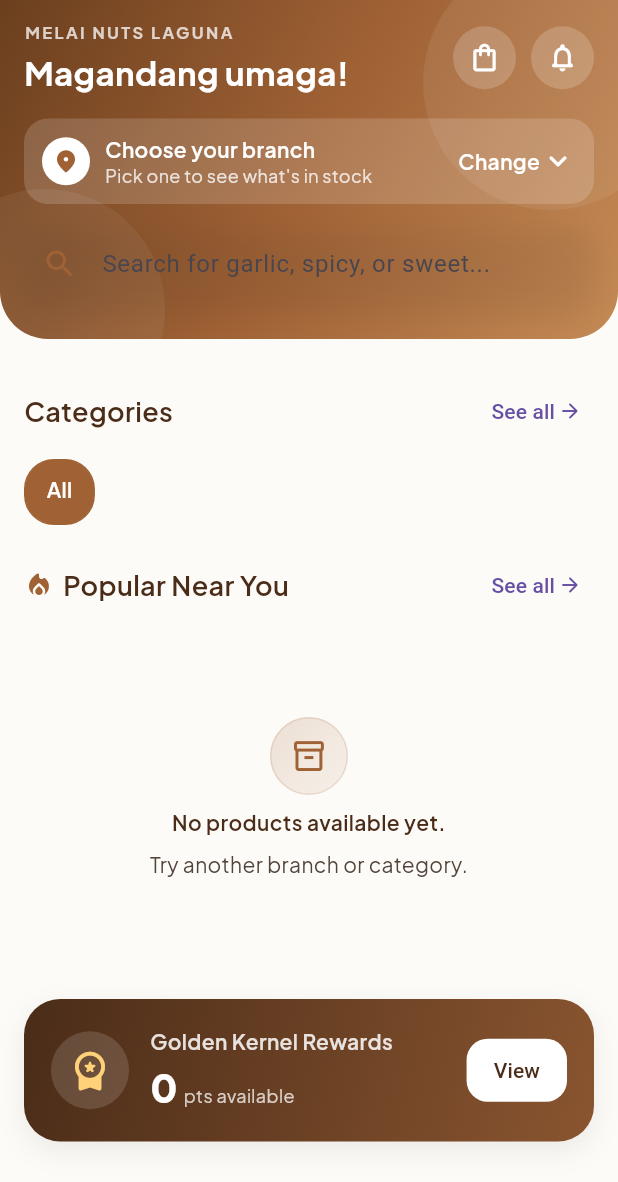
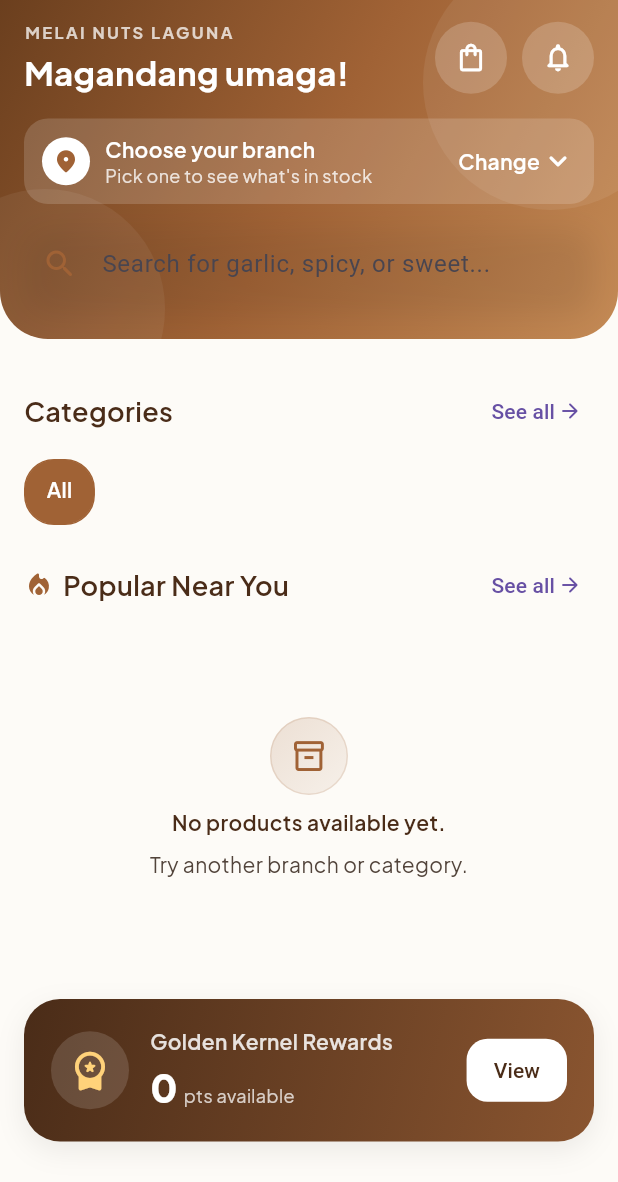
Before and after one commit to oquendocharles336-gif/Melai-Nuts, a Flutter app: the CustomerHomeScreen screen opened directly, on a phone screen of 412 x 824 dp. Shown: the top 1182 px of the screen. Run offline on Flutter 3.47's test engine with Material 3 defaults, Android fonts, the phone set to English and light mode, and no system bars; our stand-ins replace cloud_firestore, connectivity_plus, firebase_auth, firebase_core, firebase_crashlytics, firebase_messaging and 11 more; missing offline and left inert: firebase_app_check, mobile_scanner; accounts and stored records are empty; network calls fail.

Commit message:
Phase 4: WCAG AA colours (+test), 48dp tap targets in theme, tooltips/semantics on icon-only buttons

```diff
--- a/lib/core/theme/app_colors.dart
+++ b/lib/core/theme/app_colors.dart
@@ -27,21 +27,21 @@ class AppColors {
   static const Color secondaryBrown = Color(0xFF7B563F);
 
   // ---- Status / accents --------------------------------------------------
-  static const Color success = Color(0xFF387B44); // fresh leaf green
+  static const Color success = Color(0xFF33713E); // fresh leaf green, 4.5:1+ on every light surface
   static const Color successBg = Color(0xFFEAF3EC);
-  static const Color warning = Color(0xFFD9822B); // golden honey
+  static const Color warning = Color(0xFF91571C); // honey brown (was D9822B: 2.9:1 on white, failed WCAG AA; now 4.5:1+)
   static const Color warningBg = Color(0xFFFDF1E3);
-  static const Color error = Color(0xFFC23E3E);
+  static const Color error = Color(0xFFB43939); // 4.5:1+ also on errorBg
   static const Color errorBg = Color(0xFFFFDAD6);
 
   // ---- Neutrals / text -----------------------------------------------
   static const Color textPrimary = Color(0xFF201B15); // on-surface
-  static const Color textSecondary = Color(0xFF7D756D); // metadata / labels
+  static const Color textSecondary = Color(0xFF6B645D); // metadata / labels (WCAG AA 4.5:1 on every light surface)
   static const Color textMuted = Color(0xFF52443B); // on-surface-variant
 
   // ---- Role accent colors (used for badges/portals) --------------------
   static const Color roleOwner = Color(0xFFA06235);
   static const Color roleStaff = Color(0xFF7B563F);
   static const Color roleDelivery = Color(0xFF387B44);
-  static const Color roleCustomer = Color(0xFFD9822B);
+  static const Color roleCustomer = Color(0xFF91571C);
 }
--- a/lib/core/theme/app_theme.dart
+++ b/lib/core/theme/app_theme.dart
@@ -9,6 +9,8 @@ class AppTheme {
   static ThemeData light() {
     final base = ThemeData(
       useMaterial3: true,
+      // Accessibility: every control gets at least a 48 x 48 tap target.
+      materialTapTargetSize: MaterialTapTargetSize.padded,
       colorScheme: ColorScheme.fromSeed(
         seedColor: AppColors.primary,
         primary: AppColors.primary,
@@ -102,6 +104,8 @@ class AppTheme {
       ),
       textButtonTheme: TextButtonThemeData(
         style: TextButton.styleFrom(
+          // 48 x 48 minimum tap target (Material / WCAG 2.5.8).
+          minimumSize: const Size(48, 48),
           foregroundColor: AppColors.primary,
           textStyle: GoogleFonts.plusJakartaSans(
             fontSize: 14,
--- a/lib/features/auth/screens/login_screen.dart
+++ b/lib/features/auth/screens/login_screen.dart
@@ -287,7 +287,7 @@ class _LoginScreenState extends State<LoginScreen> {
                             size: 20,
                             color: AppColors.textSecondary,
                           ),
-                          suffixIcon: IconButton(
+                          suffixIcon: IconButton(tooltip: 'Show or hide password',
                             icon: Icon(
                               _passwordVisible
                                   ? Icons.visibility_outlined
--- a/lib/features/auth/screens/reset_password_screen.dart
+++ b/lib/features/auth/screens/reset_password_screen.dart
@@ -158,7 +158,7 @@ class _ResetPasswordScreenState extends State<ResetPasswordScreen> {
                     size: 20,
                     color: AppColors.textSecondary,
                   ),
-                  suffixIcon: IconButton(
+                  suffixIcon: IconButton(tooltip: 'Show or hide password',
                     icon: Icon(
                       _passwordVisible
                           ? Icons.visibility_outlined
@@ -186,7 +186,7 @@ class _ResetPasswordScreenState extends State<ResetPasswordScreen> {
                     mainAxisSize: MainAxisSize.min,
                     children: [
                       if (_match) const Icon(Icons.check_circle, color: AppColors.success),
-                      IconButton(
+                      IconButton(tooltip: 'Show or hide password',
                         icon: Icon(
                           _confirmVisible
                               ? Icons.visibility_outlined
--- a/lib/features/customer/screens/customer_home_screen.dart
+++ b/lib/features/customer/screens/customer_home_screen.dart
@@ -140,11 +140,19 @@ class _CustomerHomeScreenState extends State<CustomerHomeScreen> {
   }
 
   Widget _headerIconButton({
+    required String tooltip,
     required IconData icon,
     required VoidCallback onPressed,
     required int badgeCount,
   }) {
-    return Badge(
+    final label = badgeCount > 0 ? '$tooltip, $badgeCount new' : tooltip;
+    return Tooltip(
+      message: tooltip,
+      child: Semantics(
+        button: true,
+        label: label,
+        excludeSemantics: true,
+        child: Badge(
       label: Text(badgeCount.toString()),
       isLabelVisible: badgeCount > 0,
       backgroundColor: AppColors.warning,
@@ -156,9 +164,11 @@ class _CustomerHomeScreenState extends State<CustomerHomeScreen> {
           customBorder: const CircleBorder(),
           onTap: onPressed,
           child: Padding(
-            padding: const EdgeInsets.all(10),
+            padding: const EdgeInsets.all(13), // 48 x 48 tap target
             child: Icon(icon, color: Colors.white, size: 22),
           ),
+        ),
+      ),
         ),
       ),
     );
@@ -234,7 +244,7 @@ class _CustomerHomeScreenState extends State<CustomerHomeScreen> {
                       ),
                       ListenableBuilder(
                         listenable: CartController.instance,
-                        builder: (context, _) => _headerIconButton(
+                        builder: (context, _) => _headerIconButton(tooltip: 'Cart',
                           icon: Icons.shopping_bag_outlined,
                           badgeCount: CartController.instance.itemCount,
                           onPressed: () => Navigator.of(context).push(
@@ -243,7 +253,7 @@ class _CustomerHomeScreenState extends State<CustomerHomeScreen> {
                         ),
                       ),
                       const SizedBox(width: 10),
-                      _headerIconButton(
+                      _headerIconButton(tooltip: 'Notifications',
                         icon: Icons.notifications_none_rounded,
                         badgeCount: unreadCount,
                         onPressed: () => Navigator.of(context).pushNamed(AppRoutes.notificationCenter),
--- a/lib/features/customer/screens/edit_profile_screen.dart
+++ b/lib/features/customer/screens/edit_profile_screen.dart
@@ -98,7 +98,7 @@ class _EditProfileScreenState extends State<EditProfileScreen> {
     return Scaffold(
       backgroundColor: AppColors.canvas,
       appBar: AppBar(
-        leading: IconButton(
+        leading: IconButton(tooltip: 'Close',
           icon: const Icon(Icons.close_rounded),
           onPressed: () => Navigator.of(context).pop(),
         ),
--- a/lib/features/customer/screens/product_catalog_screen.dart
+++ b/lib/features/customer/screens/product_catalog_screen.dart
@@ -129,7 +129,7 @@ class _ProductCatalogScreenState extends State<ProductCatalogScreen> {
       appBar: AppBar(
         title: const Text('Product Catalog'),
         actions: [
-          IconButton(
+          IconButton(tooltip: 'Search',
             icon: const Icon(Icons.search_rounded),
             onPressed: () => Navigator.of(context).push(
               MaterialPageRoute(builder: (_) => const SearchResultsScreen(query: '')),
@@ -140,7 +140,7 @@ class _ProductCatalogScreenState extends State<ProductCatalogScreen> {
             builder: (context, _) => Stack(
               clipBehavior: Clip.none,
               children: [
-                IconButton(
+                IconButton(tooltip: 'Cart',
                   icon: const Icon(Icons.shopping_bag_outlined),
                   onPressed: () => Navigator.of(context).push(
                     MaterialPageRoute(builder: (_) => const CartScreen()),
--- a/lib/features/customer/screens/product_details_screen.dart
+++ b/lib/features/customer/screens/product_details_screen.dart
@@ -408,14 +408,14 @@ class _ProductDetailsScreenState extends State<ProductDetailsScreen> {
                   ),
                   child: Row(
                     children: [
-                      IconButton(
+                      IconButton(tooltip: 'Remove one',
                         icon: const Icon(Icons.remove_rounded),
                         onPressed: () => setState(() {
                           if (_quantity > 1) _quantity--;
                         }),
                       ),
                       Text('$_quantity', style: AppTextStyles.titleMd),
-                      IconButton(
+                      IconButton(tooltip: 'Add one more',
                         icon: const Icon(Icons.add_rounded),
                         onPressed: () => setState(() {
                           final stock = _selectedVariant.stockOnHand;
--- a/lib/features/customer/widgets/cart_item.dart
+++ b/lib/features/customer/widgets/cart_item.dart
@@ -107,7 +107,7 @@ class _QtyStepper extends StatelessWidget {
       child: Row(
         mainAxisSize: MainAxisSize.min,
         children: [
-          IconButton(
+          IconButton(tooltip: 'Remove one',
             padding: EdgeInsets.zero,
             constraints: const BoxConstraints(minWidth: 32, minHeight: 32),
             icon: const Icon(Icons.remove_rounded, size: 16),
@@ -121,7 +121,7 @@ class _QtyStepper extends StatelessWidget {
               style: AppTextStyles.labelLg,
             ),
           ),
-          IconButton(
+          IconButton(tooltip: 'Add one more',
             padding: EdgeInsets.zero,
             constraints: const BoxConstraints(minWidth: 32, minHeight: 32),
             icon: const Icon(Icons.add_rounded, size: 16),
--- a/lib/features/delivery/screens/delivery_route_screen.dart
+++ b/lib/features/delivery/screens/delivery_route_screen.dart
@@ -64,7 +64,7 @@ class _DeliveryRouteScreenState extends State<DeliveryRouteScreen> {
         title: 'Stop Order',
         showBack: true,
         actions: [
-          IconButton(
+          IconButton(tooltip: 'Map',
             icon: const Icon(Icons.map_outlined),
             onPressed: () => Navigator.of(context).pushNamed(AppRoutes.routeMap, arguments: delivery),
           ),
--- a/lib/features/owner/screens/sales_overview_screen.dart
+++ b/lib/features/owner/screens/sales_overview_screen.dart
@@ -55,7 +55,7 @@ class _SalesOverviewScreenState extends State<SalesOverviewScreen> {
         title: 'Sales Overview',
         showBack: true,
         actions: [
-          IconButton(icon: const Icon(Icons.query_stats_rounded), onPressed: () => Navigator.of(context).pushNamed(AppRoutes.ownerSalesAnalytics)),
+          IconButton(tooltip: 'Sales analytics', icon: const Icon(Icons.query_stats_rounded), onPressed: () => Navigator.of(context).pushNamed(AppRoutes.ownerSalesAnalytics)),
         ],
       ),
       body: SafeArea(
--- a/lib/features/owner/screens/user_management_screen.dart
+++ b/lib/features/owner/screens/user_management_screen.dart
@@ -35,7 +35,7 @@ class UserManagementScreen extends StatelessWidget {
       appBar: AppBar(
         title: const Text('Manage User Accounts'),
         actions: [
-          IconButton(
+          IconButton(tooltip: 'Add user',
             icon: const Icon(Icons.person_add_rounded),
             onPressed: () => _openAddUserSheet(context),
           ),
--- a/lib/features/products/screens/add_product_screen.dart
+++ b/lib/features/products/screens/add_product_screen.dart
@@ -91,7 +91,7 @@ class _AddProductScreenState extends State<AddProductScreen> {
     return Scaffold(
       backgroundColor: AppColors.canvas,
       appBar: AppBar(
-        leading: IconButton(icon: const Icon(Icons.close_rounded), onPressed: () => Navigator.of(context).pop()),
+        leading: IconButton(tooltip: 'Close', icon: const Icon(Icons.close_rounded), onPressed: () => Navigator.of(context).pop()),
         title: const Text('Add New Product'),
       ),
       body: SafeArea(
--- a/lib/features/products/screens/edit_product_screen.dart
+++ b/lib/features/products/screens/edit_product_screen.dart
@@ -133,7 +133,7 @@ class _EditProductScreenState extends State<EditProductScreen> {
     return Scaffold(
       backgroundColor: AppColors.canvas,
       appBar: AppBar(
-        leading: IconButton(icon: const Icon(Icons.close_rounded), onPressed: () => Navigator.of(context).pop()),
+        leading: IconButton(tooltip: 'Close', icon: const Icon(Icons.close_rounded), onPressed: () => Navigator.of(context).pop()),
         title: const Text('Edit Product'),
       ),
       body: SafeArea(
--- a/lib/features/products/screens/product_list_screen.dart
+++ b/lib/features/products/screens/product_list_screen.dart
@@ -164,7 +164,7 @@ class _ProductListScreenState extends State<ProductListScreen> {
         title: 'Product Catalog',
         showBack: true,
         actions: [
-          IconButton(
+          IconButton(tooltip: 'Add product',
             icon: const Icon(Icons.add_rounded),
             onPressed: () => Navigator.of(context).pushNamed(AppRoutes.productAdd),
           ),
--- a/lib/features/products/screens/product_variants_screen.dart
+++ b/lib/features/products/screens/product_variants_screen.dart
@@ -447,7 +447,7 @@ class _VariantCard extends StatelessWidget {
                   label: const Text('Duplicate'),
                 ),
               ),
-              IconButton(
+              IconButton(tooltip: 'Delete',
                 onPressed: busy ? null : onRemove,
                 icon: const Icon(Icons.delete_outline_rounded, color: AppColors.error),
               ),
--- a/lib/features/staff/screens/pos_flow_screens.dart
+++ b/lib/features/staff/screens/pos_flow_screens.dart
@@ -288,9 +288,9 @@ class _PosCartScreenState extends State<PosCartScreen> {
       trailing: Row(
         mainAxisSize: MainAxisSize.min,
         children: [
-          IconButton(icon: const Icon(Icons.remove_circle_outline_rounded), onPressed: () => _change(variantId, -1)),
+          IconButton(tooltip: 'One less', icon: const Icon(Icons.remove_circle_outline_rounded), onPressed: () => _change(variantId, -1)),
           Text('$qty', style: AppTextStyles.labelLg),
-          IconButton(icon: const Icon(Icons.add_circle_outline_rounded), onPressed: () => _change(variantId, 1)),
+          IconButton(tooltip: 'One more', icon: const Icon(Icons.add_circle_outline_rounded), onPressed: () => _change(variantId, 1)),
           SizedBox(width: 72, child: Text(peso(item.price * qty), textAlign: TextAlign.right, style: AppTextStyles.labelLg)),
         ],
       ),
@@ -365,7 +365,7 @@ class _CustomerLookupDialogState extends State<_CustomerLookupDialog> {
             onSubmitted: (_) => _search(),
             decoration: InputDecoration(
               labelText: 'Tap card, or type phone / email / GK- label',
-              suffixIcon: IconButton(icon: const Icon(Icons.search_rounded), onPressed: _busy ? null : _search),
+              suffixIcon: IconButton(tooltip: 'Search', icon: const Icon(Icons.search_rounded), onPressed: _busy ? null : _search),
             ),
           ),
           if (_busy) const Padding(padding: EdgeInsets.only(top: 16), child: CircularProgressIndicator()),
--- a/lib/features/staff/screens/staff_portal_screen.dart
+++ b/lib/features/staff/screens/staff_portal_screen.dart
@@ -308,7 +308,7 @@ class _PosRegisterTabState extends State<_PosRegisterTab> {
                     onPressed: () => _scan(store),
                   ),
                   suffixIcon: query.isNotEmpty
-                      ? IconButton(
+                      ? IconButton(tooltip: 'Clear',
                           icon: const Icon(Icons.clear_rounded),
                           onPressed: () => setState(() => _searchController.clear()),
                         )
```
Also changed, not shown: 1 other file.
